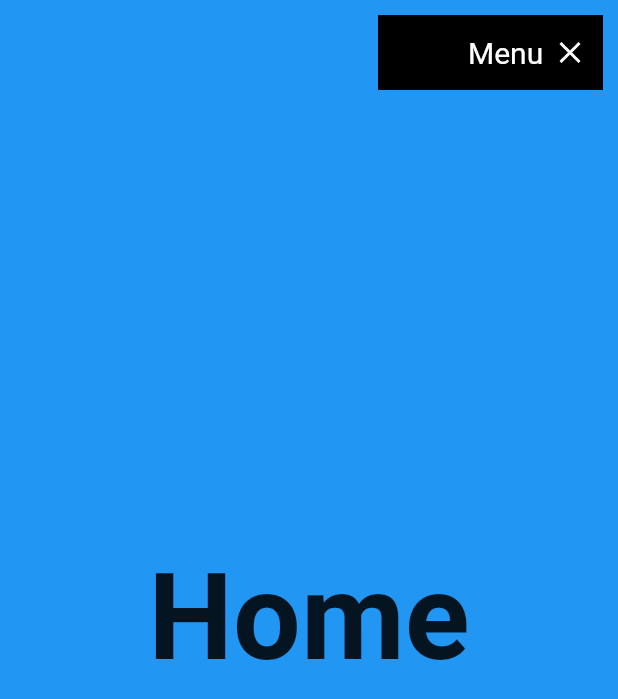
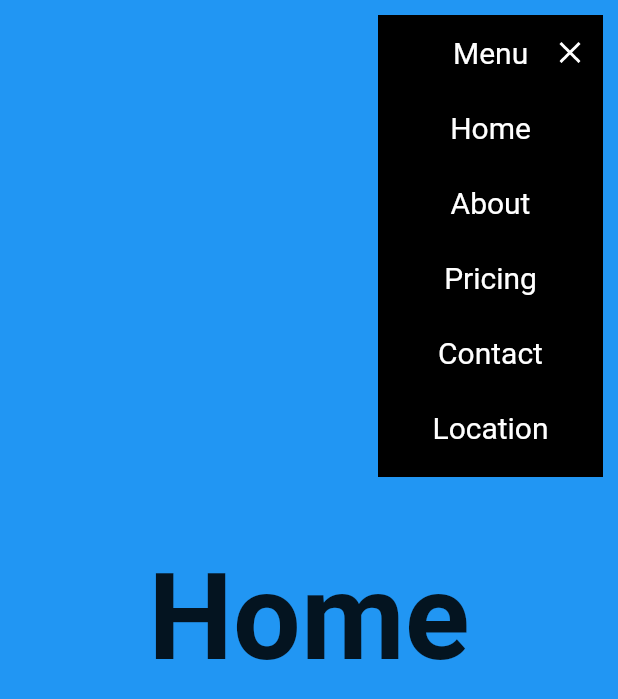
Before and after one commit to prodriguezr/FlutterWeb-VerticalLandingPage, a Flutter app: the screen it shows after launch, after a tap on "Menu", on a phone screen of 412 x 824 dp. Shown: the top 699 px of the screen. Run offline on Flutter 3.47's test engine with Material 2 defaults, Android fonts, the phone set to English and light mode, and no system bars; our stand-ins replace animate_do, fluro, google_fonts.

Commit message:
Added Custom Menu Item widget and create menu items

```diff
--- a/lib/ui/shared/custom_app_menu.dart
+++ b/lib/ui/shared/custom_app_menu.dart
@@ -1,5 +1,6 @@
 import 'package:flutter/material.dart';
 import 'package:google_fonts/google_fonts.dart';
+import 'package:vertical_landing_page/ui/shared/custom_menu_item.dart';
 
 class CustomAppMenu extends StatefulWidget {
   @override
@@ -39,14 +40,72 @@ class _CustomAppMenuState extends State<CustomAppMenu>
         child: Container(
           padding: EdgeInsets.symmetric(horizontal: 10),
           width: 150,
+          height: isOpen ? 308 : 50,
+          color: Colors.black,
+          child: Column(
+            children: [
+              _MenuTitle(isOpen: isOpen, controller: controller),
+              if (isOpen) ...[
+                CustomMenuItem(
+                  text: 'Home',
+                  onPressed: () {},
+                  onHoverColor: Colors.pinkAccent,
+                  onNormalColor: Colors.black,
+                ),
+                CustomMenuItem(
+                  text: 'About',
+                  onPressed: () {},
+                  onHoverColor: Colors.pinkAccent,
+                  onNormalColor: Colors.black,
+                ),
+                CustomMenuItem(
+                  text: 'Pricing',
+                  onPressed: () {},
+                  onHoverColor: Colors.pinkAccent,
+                  onNormalColor: Colors.black,
+                ),
+                CustomMenuItem(
+                  text: 'Contact',
+                  onPressed: () {},
+                  onHoverColor: Colors.pinkAccent,
+                  onNormalColor: Colors.black,
+                ),
+                CustomMenuItem(
+                  text: 'Location',
+                  onPressed: () {},
+                  onHoverColor: Colors.pinkAccent,
+                  onNormalColor: Colors.black,
+                ),
+              ]
+            ],
+          ),
+        ),
+      ),
+    );
+  }
+}
+
+class _MenuTitle extends StatelessWidget {
+  const _MenuTitle({
+    Key? key,
+    required this.isOpen,
+    required this.controller,
+  }) : super(key: key);
+
+  final bool isOpen;
+  final AnimationController controller;
+
+  @override
+  Widget build(BuildContext context) {
+    return Container(
+      width: 150,
       height: 50,
-          color: Colors.black,
       child: Row(
         children: [
           AnimatedContainer(
             duration: Duration(milliseconds: 400),
             curve: Curves.easeInOut,
-                width: isOpen ? 50 : 0,
+            width: isOpen ? 40 : 0,
           ),
           Text(
             'Menu',
@@ -63,8 +122,6 @@ class _CustomAppMenuState extends State<CustomAppMenu>
           ),
         ],
       ),
-        ),
-      ),
     );
   }
 }
--- /dev/null
+++ b/lib/ui/shared/custom_menu_item.dart
@@ -0,0 +1,54 @@
+import 'package:animate_do/animate_do.dart';
+import 'package:flutter/material.dart';
+import 'package:google_fonts/google_fonts.dart';
+
+class CustomMenuItem extends StatefulWidget {
+  final String text;
+  final Function onPressed;
+  final double? width;
+  final double? height;
+  final Color? onHoverColor;
+  final Color? onNormalColor;
+
+  const CustomMenuItem({
+    Key? key,
+    required this.text,
+    required this.onPressed,
+    this.width = 150,
+    this.height = 50,
+    this.onHoverColor = Colors.transparent,
+    this.onNormalColor = Colors.black,
+  }) : super(key: key);
+
+  @override
+  _CustomMenuItemState createState() => _CustomMenuItemState();
+}
+
+class _CustomMenuItemState extends State<CustomMenuItem> {
+  bool isHover = false;
+
+  @override
+  Widget build(BuildContext context) {
+    return FadeIn(
+      child: MouseRegion(
+        onEnter: (_) => setState(() => isHover = true),
+        onExit: (_) => setState(() => isHover = false),
+        child: GestureDetector(
+          onTap: () => widget.onPressed(),
+          child: AnimatedContainer(
+            duration: Duration(milliseconds: 400),
+            width: widget.width,
+            height: widget.height,
+            color: isHover ? widget.onHoverColor : widget.onNormalColor,
+            child: Center(
+              child: Text(
+                widget.text,
+                style: GoogleFonts.roboto(fontSize: 20, color: Colors.white),
+              ),
+            ),
+          ),
+        ),
+      ),
+    );
+  }
+}
--- a/lib/ui/shared/shared.dart
+++ b/lib/ui/shared/shared.dart
@@ -1 +1,2 @@
 export 'package:vertical_landing_page/ui/shared/custom_app_menu.dart';
+export 'package:vertical_landing_page/ui/shared/custom_menu_item.dart';
--- a/pubspec.yaml
+++ b/pubspec.yaml
@@ -21,6 +21,7 @@ environment:
   sdk: ">=2.12.0 <3.0.0"
 
 dependencies:
+  animate_do: ^2.0.0
   cupertino_icons: ^1.0.2
   fluro: ^2.0.3
   flutter:
```
Also changed, not shown: pubspec.lock. Lines whose indentation alone changed are shown as unchanged.
